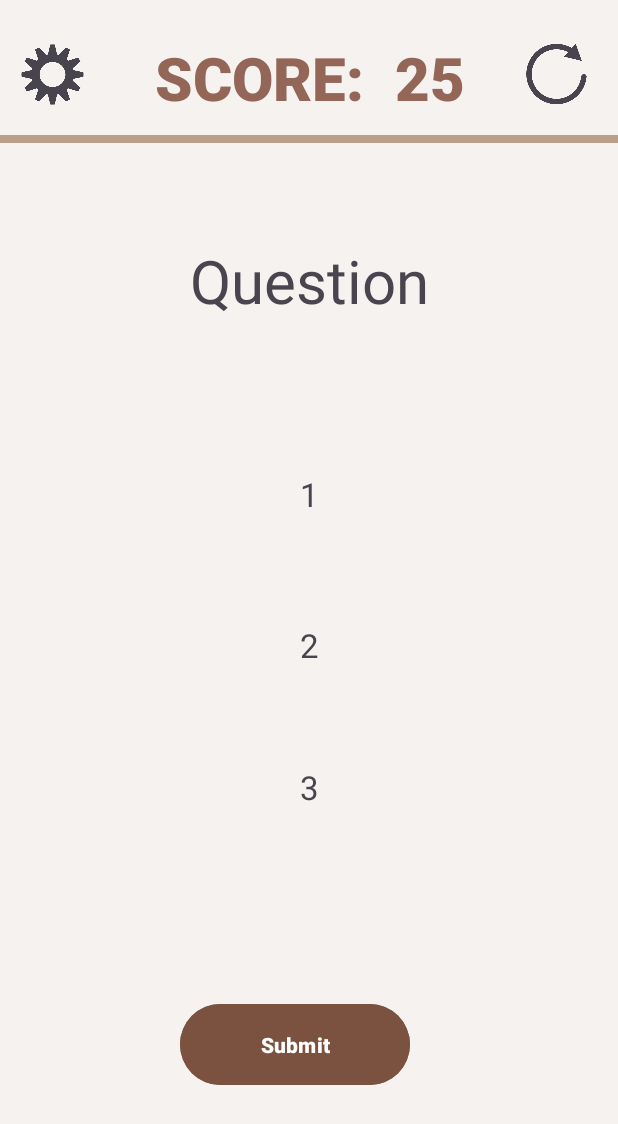
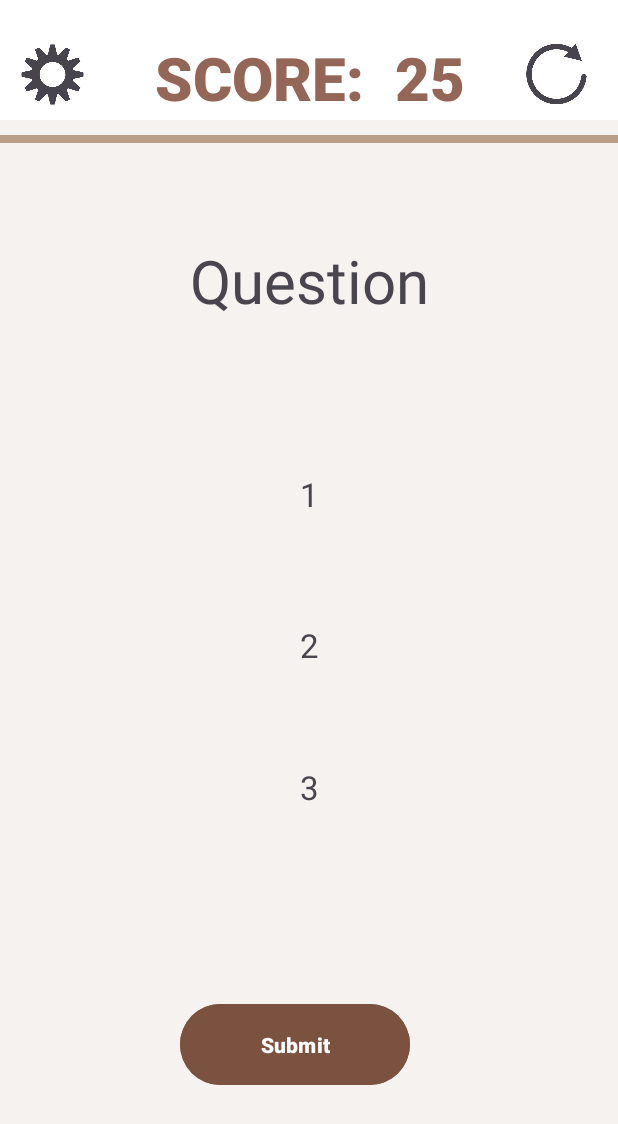
Before and after one commit to ayachi01/WhatAmI2, an Android app: the Activity_Game screen opened directly, with no data from a screen before it, on a phone screen of 412 x 824 dp. Shown: the top 1124 px of the screen. Run offline under Robolectric (Android 15) with nearby library versions, the phone set to English and light mode, and no system bars; Roboto replaces fonts that are not available here.

Commit message:
Eight Commit (Fixed the UI)

```diff
--- a/app/src/main/res/layout/activity_game.xml
+++ b/app/src/main/res/layout/activity_game.xml
@@ -16,6 +16,20 @@
         app:layout_constraintEnd_toEndOf="parent"
         app:layout_constraintStart_toStartOf="parent"
         app:layout_constraintTop_toTopOf="parent" />
+
+
+    <androidx.appcompat.widget.Toolbar
+        android:id="@+id/toolbar"
+        android:layout_width="match_parent"
+        android:layout_height="80dp"
+        style="@style/TOOLBAR"
+        android:theme="?attr/actionBarTheme"
+        app:layout_constraintBottom_toBottomOf="parent"
+        app:layout_constraintEnd_toEndOf="parent"
+        app:layout_constraintHorizontal_bias="0.0"
+        app:layout_constraintStart_toStartOf="parent"
+        app:layout_constraintTop_toTopOf="parent"
+        app:layout_constraintVertical_bias="0.0" />
 
     <View
         android:id="@+id/brownbar"
@@ -175,4 +189,6 @@
         tools:ignore="MissingConstraints" />
 
 
+
+
 </androidx.constraintlayout.widget.ConstraintLayout>
--- a/app/src/main/res/values/colors.xml
+++ b/app/src/main/res/values/colors.xml
@@ -27,6 +27,7 @@
     <color name="light_mode_bar2">#7A523F</color>
     <color name="light_back_button_tint_color">#946658</color>
     <color name="light_mode_score">#946658</color>
+    <color name="light_mode_toolbar">#FFFFFF</color>
 
     <!-- UI ELEMENTS FOR DARK THEME.. -->
     <color name="dark_mode_text">#F4F4F4</color>
--- a/app/src/main/res/values/themes.xml
+++ b/app/src/main/res/values/themes.xml
@@ -48,6 +48,10 @@
         <item name="android:background">@color/light_mode_bar2</item>
     </style>
 
+    <style name="TOOLBAR">
+        <item name="android:background">@color/light_mode_toolbar</item>
+    </style>
+
 
     <!-- Dark theme -->
     <style name="Theme.MyApplication.Dark" parent="Theme.Material3.DayNight.NoActionBar">
```
Also changed, not shown: app/src/main/res/layout/activity_game_to_settings.xml (+13 -0 lines), app/src/main/res/layout/activity_how_to_play.xml (+13 -0 lines), app/src/main/res/layout/activity_settings.xml (+13 -0 lines).
